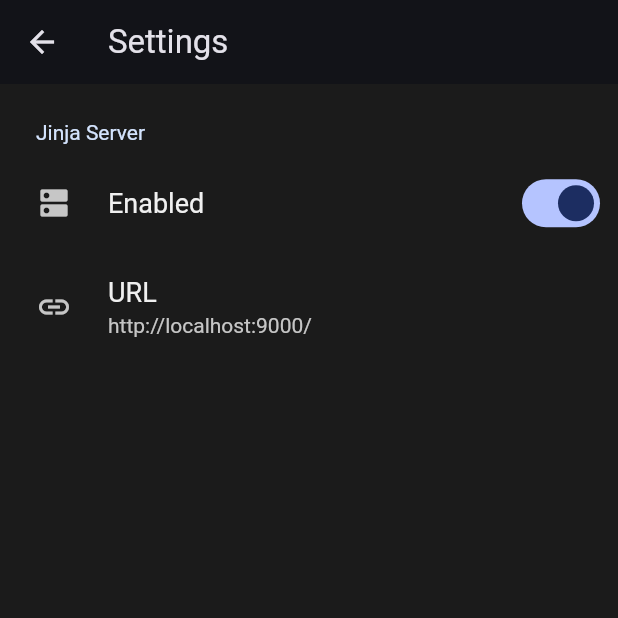
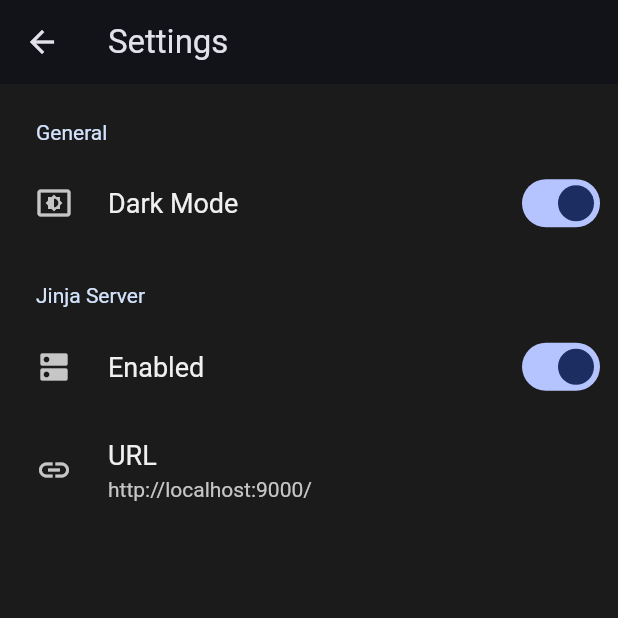
Before and after one commit to neo-hornberger/Taktische-Zeichen_WebGenerator, a Flutter app: the SettingsPage screen opened directly, on a phone screen of 412 x 824 dp, the top half of it. Run offline on Flutter 3.47's test engine with Material 3 defaults, Android fonts, the phone set to English and light mode, and no system bars; drawn by our look-alikes of settings_ui; our stand-ins replace async_builder, flutter_form_builder, flutter_svg, package_info_plus; missing offline and left inert: file_saver, form_builder_extra_fields, jinja; statements that could not run were skipped.

Commit message:
Added brightness to settings menu

```diff
--- a/lib/main.dart
+++ b/lib/main.dart
@@ -20,10 +20,12 @@ class Application extends StatefulWidget {
 class ApplicationState extends State<Application> {
   final Settings settings = Settings();
 
-  Brightness _brightness = Brightness.dark;
+  @override
+  void initState() {
+    super.initState();
 
-  Brightness get brightness => _brightness;
-  set brightness(Brightness value) => setState(() => _brightness = value);
+    settings.brightness.addListener(() => setState(() {}));
+  }
 
   @override
   Widget build(BuildContext context) {
@@ -32,7 +34,7 @@ class ApplicationState extends State<Application> {
       theme: ThemeData(
         colorScheme: ColorScheme.fromSeed(
           seedColor: const Color(0xFF003399),
-          brightness: _brightness,
+          brightness: settings.brightness.value,
         ),
         useMaterial3: true,
       ),
--- a/lib/models/settings.dart
+++ b/lib/models/settings.dart
@@ -1,6 +1,8 @@
 import 'package:flutter/foundation.dart';
 
 class Settings {
+  final ValueNotifier<Brightness> brightness = ValueNotifier(Brightness.dark);
+
   final ValueNotifier<bool> jinjaServerEnabled = ValueNotifier(true);
   final ValueNotifier<String> jinjaServerUrl = ValueNotifier(const String.fromEnvironment(
     'JINJA_URL',
--- a/lib/pages/editor_page.dart
+++ b/lib/pages/editor_page.dart
@@ -165,9 +165,7 @@ class EditorPageState extends State<EditorPage> {
     );
   }
 
-  OnChanged _fieldsChanged([OnChanged? onChanged]) => (fields) {
-        print(fields);
-        setState(() {
+  OnChanged _fieldsChanged([OnChanged? onChanged]) => (fields) => setState(() {
           _symbol.title = fields['title'];
           _symbol.name = fields['name'];
           _symbol.organisation = fields['organisation'];
@@ -175,7 +173,6 @@ class EditorPageState extends State<EditorPage> {
             onChanged(fields);
           }
         });
-      };
 
   SymbolForm _symbolForm() => switch (_symbol) {
         (Unit u) => UnitForm(onChanged: _fieldsChanged((fields) {
--- a/lib/pages/library_page.dart
+++ b/lib/pages/library_page.dart
@@ -98,16 +98,14 @@ class _LibraryPageState extends State<LibraryPage> {
                     children: _themes.map((theme) {
                       return SimpleDialogOption(
                         onPressed: () {
-                          setState(() {
-                            _theme = theme;
-                          });
+                          setState(() => _theme = theme);
                           Navigator.pop(context);
                         },
                         child: Text(
                           theme,
                           style: TextStyle(
                             inherit: true,
-                            color: theme == _theme ? Theme.of(context).colorScheme.primaryFixedDim : null,
+                            color: theme == _theme ? Theme.of(context).colorScheme.primary : null,
                           ),
                         ),
                       );
--- a/lib/pages/settings_page.dart
+++ b/lib/pages/settings_page.dart
@@ -21,6 +21,17 @@ class _SettingsPageState extends State<SettingsPage> {
       ),
       body: SettingsList(
         sections: [
+          SettingsSection(
+            title: const Text('General'),
+            tiles: [
+              SettingsTile.switchTile(
+                title: const Text('Dark Mode'),
+                leading: const Icon(Icons.settings_brightness),
+                initialValue: settings.brightness.value == Brightness.dark,
+                onToggle: (value) => setState(() => settings.brightness.value = value ? Brightness.dark : Brightness.light),
+              ),
+            ],
+          ),
           SettingsSection(
             title: const Text('Jinja Server'),
             tiles: [
```
Also changed, not shown: lib/pages/page.dart (+7 -8 lines).
